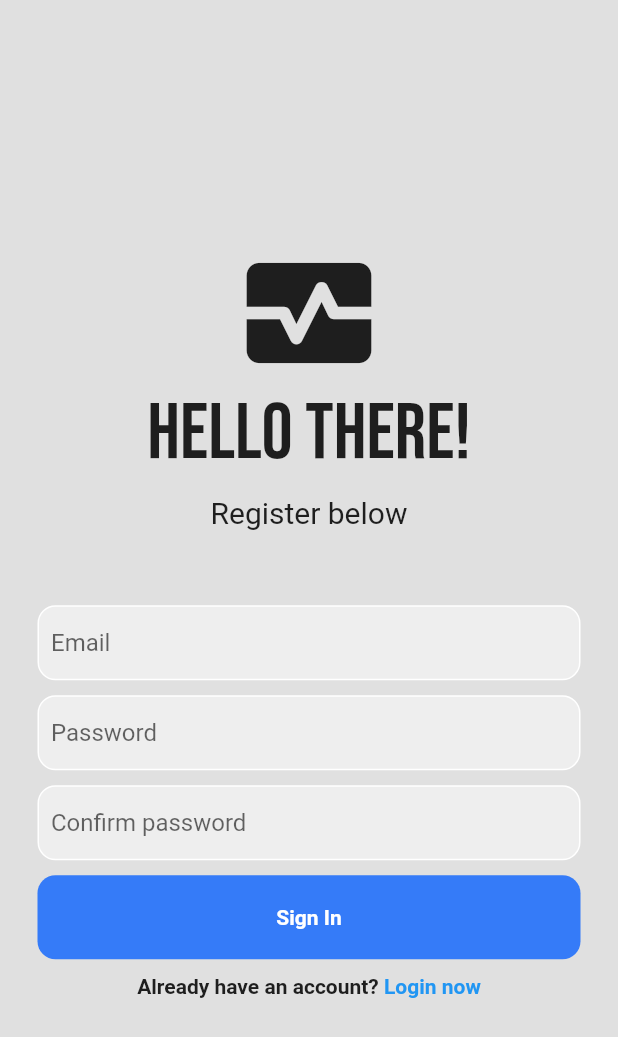
After one commit to darkhanakh/Alma-Mater, a Flutter app: the screen it shows after launch, after a tap on "Register now", on a phone screen of 412 x 824 dp. The commit adds this screen. Shown: the top 1037 px of the screen. Run offline on Flutter 3.47's test engine with Material 2 defaults, Android fonts, the phone set to English and light mode, and no system bars; our stand-ins replace firebase_auth, firebase_core, flutter_svg, google_fonts; accounts and stored records are empty; network calls fail.

Commit message:
feat: added registration

```diff
--- /dev/null
+++ b/lib/auth/auth_page.dart
@@ -0,0 +1,30 @@
+import 'package:alma_mater/pages/login_page.dart';
+import 'package:flutter/material.dart';
+
+import '../pages/register_page.dart';
+
+class AuthPage extends StatefulWidget {
+  const AuthPage({super.key});
+
+  @override
+  State<AuthPage> createState() => _AuthPageState();
+}
+
+class _AuthPageState extends State<AuthPage> {
+  bool showLoginPage = true;
+
+  void toggleScreens() {
+    setState(() {
+      showLoginPage = !showLoginPage;
+    });
+  }
+
+  @override
+  Widget build(BuildContext context) {
+    if (showLoginPage) {
+      return LoginPage(showRegisterPage: toggleScreens);
+    } else {
+      return RegisterPage(showLoginPage: toggleScreens);
+    }
+  }
+}
--- a/lib/widgets/main_page.dart
+++ b/lib/auth/main_page.dart
@@ -1,8 +1,9 @@
-import 'package:alma_mater/widgets/login_page.dart';
+import 'package:alma_mater/pages/login_page.dart';
 import 'package:firebase_auth/firebase_auth.dart';
 import 'package:flutter/material.dart';
 
-import 'home_page.dart';
+import '../pages/home_page.dart';
+import './auth_page.dart';
 
 class MainPage extends StatelessWidget {
   const MainPage({super.key});
@@ -16,7 +17,7 @@ class MainPage extends StatelessWidget {
           if (snapshot.hasData) {
             return HomePage();
           } else {
-            return LoginPage();
+            return AuthPage();
           }
         },
       ),
--- a/lib/main.dart
+++ b/lib/main.dart
@@ -1,10 +1,10 @@
 // ignore_for_file: prefer_const_constructors
 
-import 'package:alma_mater/widgets/main_page.dart';
+import 'package:alma_mater/auth/auth_page.dart';
 import 'package:flutter/material.dart';
 import 'package:firebase_core/firebase_core.dart';
 
-import './widgets/login_page.dart';
+import 'auth/main_page.dart';
 
 void main() async {
   WidgetsFlutterBinding.ensureInitialized();
--- a/lib/widgets/login_page.dart
+++ b/lib/pages/login_page.dart
@@ -6,7 +6,8 @@ import 'package:flutter_svg/svg.dart';
 import 'package:google_fonts/google_fonts.dart';
 
 class LoginPage extends StatefulWidget {
-  const LoginPage({super.key});
+  final VoidCallback showRegisterPage;
+  const LoginPage({super.key, required this.showRegisterPage});
 
   @override
   State<LoginPage> createState() => _LoginPageState();
@@ -139,11 +140,14 @@ class _LoginPageState extends State<LoginPage> {
                         fontWeight: FontWeight.bold,
                       ),
                     ),
-                    Text(
-                      ' Register now',
-                      style: TextStyle(
-                        color: Colors.blue,
-                        fontWeight: FontWeight.bold,
+                    GestureDetector(
+                      onTap: widget.showRegisterPage,
+                      child: Text(
+                        ' Register now',
+                        style: TextStyle(
+                          color: Colors.blue,
+                          fontWeight: FontWeight.bold,
+                        ),
                       ),
                     )
                   ],
--- /dev/null
+++ b/lib/pages/register_page.dart
@@ -0,0 +1,196 @@
+// ignore_for_file: prefer_const_constructors
+
+import 'package:firebase_auth/firebase_auth.dart';
+import 'package:flutter/material.dart';
+import 'package:google_fonts/google_fonts.dart';
+
+// https://www.youtube.com/watch?v=Mfa3u3naQew&ab_channel=MitchKoko 5:07
+
+class RegisterPage extends StatefulWidget {
+  final VoidCallback showLoginPage;
+  const RegisterPage({super.key, required this.showLoginPage});
+
+  @override
+  State<RegisterPage> createState() => _RegisterPageState();
+}
+
+class _RegisterPageState extends State<RegisterPage> {
+  final _emailController = TextEditingController();
+  final _passwordController = TextEditingController();
+  final _confirmPasswordController = TextEditingController();
+
+  @override
+  void dispose() {
+    _emailController.dispose();
+    _passwordController.dispose();
+    _confirmPasswordController.dispose();
+    super.dispose();
+  }
+
+  Future signUp() async {
+    if (passwordConfirmed()) {
+      await FirebaseAuth.instance.createUserWithEmailAndPassword(
+        email: _emailController.text.trim(),
+        password: _passwordController.text.trim(),
+      );
+    }
+  }
+
+  bool passwordConfirmed() =>
+      _passwordController.text.trim() == _confirmPasswordController.text.trim()
+          ? true
+          : false;
+
+  @override
+  Widget build(BuildContext context) {
+    return Scaffold(
+      backgroundColor: Colors.grey[300],
+      body: SafeArea(
+        child: Center(
+          child: SingleChildScrollView(
+            child: Column(
+              mainAxisAlignment: MainAxisAlignment.center,
+              children: [
+                Icon(
+                  Icons.monitor_heart,
+                  size: 100,
+                ),
+                // Hello again!
+                Text(
+                  'Hello there!',
+                  style: GoogleFonts.bebasNeue(
+                    fontSize: 52,
+                  ),
+                ),
+                SizedBox(height: 10),
+                Text(
+                  'Register below',
+                  style: TextStyle(fontSize: 20),
+                ),
+                SizedBox(height: 50),
+                // email
+                Padding(
+                  padding: const EdgeInsets.symmetric(horizontal: 25.0),
+                  child: Container(
+                    decoration: BoxDecoration(
+                      color: Colors.grey[200],
+                      border: Border.all(color: Colors.white),
+                      borderRadius: BorderRadius.circular(12),
+                    ),
+                    child: Padding(
+                      padding: const EdgeInsets.only(left: 8),
+                      child: TextField(
+                        controller: _emailController,
+                        decoration: InputDecoration(
+                          border: InputBorder.none,
+                          hintText: 'Email',
+                        ),
+                      ),
+                    ),
+                  ),
+                ),
+
+                SizedBox(height: 10),
+
+                // password
+                Padding(
+                  padding: const EdgeInsets.symmetric(horizontal: 25.0),
+                  child: Container(
+                    decoration: BoxDecoration(
+                      color: Colors.grey[200],
+                      border: Border.all(color: Colors.white),
+                      borderRadius: BorderRadius.circular(12),
+                    ),
+                    child: Padding(
+                      padding: const EdgeInsets.only(left: 8),
+                      child: TextField(
+                        controller: _passwordController,
+                        obscureText: true,
+                        decoration: InputDecoration(
+                          border: InputBorder.none,
+                          hintText: 'Password',
+                        ),
+                      ),
+                    ),
+                  ),
+                ),
+                SizedBox(height: 10),
+
+                Padding(
+                  padding: const EdgeInsets.symmetric(horizontal: 25.0),
+                  child: Container(
+                    decoration: BoxDecoration(
+                      color: Colors.grey[200],
+                      border: Border.all(color: Colors.white),
+                      borderRadius: BorderRadius.circular(12),
+                    ),
+                    child: Padding(
+                      padding: const EdgeInsets.only(left: 8),
+                      child: TextField(
+                        controller: _confirmPasswordController,
+                        obscureText: true,
+                        decoration: InputDecoration(
+                          border: InputBorder.none,
+                          hintText: 'Confirm password',
+                        ),
+                      ),
+                    ),
+                  ),
+                ),
+
+                SizedBox(height: 10),
+
+                // sign in button
+                Padding(
+                  padding: const EdgeInsets.symmetric(horizontal: 25.0),
+                  child: GestureDetector(
+                    onTap: signUp,
+                    child: Container(
+                      padding: const EdgeInsets.all(20),
+                      decoration: BoxDecoration(
+                        color: Color.fromRGBO(53, 123, 248, 1),
+                        borderRadius: BorderRadius.circular(12),
+                      ),
+                      child: Center(
+                        child: Text(
+                          'Sign In',
+                          style: TextStyle(
+                            color: Colors.white,
+                            fontWeight: FontWeight.bold,
+                          ),
+                        ),
+                      ),
+                    ),
+                  ),
+                ),
+                SizedBox(height: 10),
+                // not a member? register now
+                Row(
+                  mainAxisAlignment: MainAxisAlignment.center,
+                  children: [
+                    Text(
+                      'Already have an account?',
+                      style: TextStyle(
+                        fontWeight: FontWeight.bold,
+                      ),
+                    ),
+                    GestureDetector(
+                      onTap: widget.showLoginPage,
+                      child: Text(
+                        ' Login now',
+                        style: TextStyle(
+                          color: Colors.blue,
+                          fontWeight: FontWeight.bold,
+                        ),
+                      ),
+                    )
+                  ],
+                )
+              ],
+            ),
+          ),
+        ),
+      ),
+    );
+  }
+}
```
Also changed, not shown: lib/pages/home_page.dart (renamed from lib/widgets/home_page.dart).
